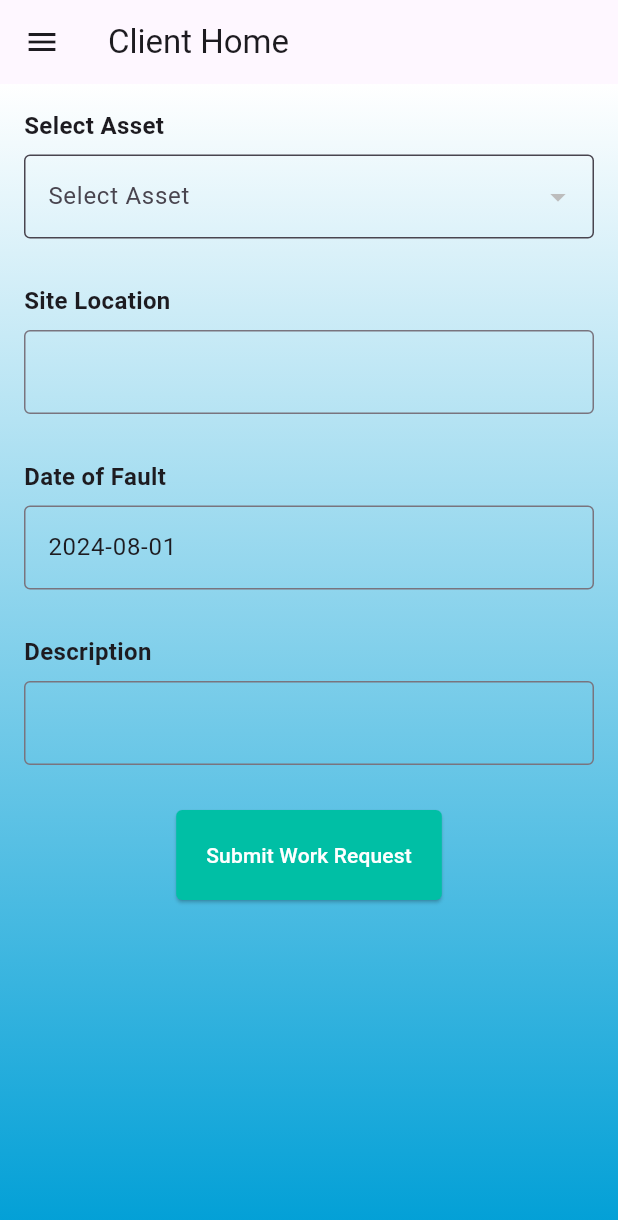
After one commit to AmrouKourchid/my_cmms, a Flutter app: the ClientHomeScreen screen opened by its route, after a tap on "Submit Work Request", on a phone screen of 412 x 824 dp. The commit adds this screen. Shown: the top 1220 px of the screen. Run offline on Flutter 3.47's test engine with Material 3 defaults, Android fonts, the phone set to English and light mode, and no system bars; our stand-ins replace flutter_secure_storage, image_picker; accounts and stored records are empty; network calls fail.

Commit message:
work request first commit

```diff
--- a/lib/main.dart
+++ b/lib/main.dart
@@ -3,6 +3,7 @@ import 'package:flutter/services.dart';
 import 'package:snow_login/screens/login_screen.dart';
 import 'package:snow_login/screens/home_screen.dart';
 import 'package:snow_login/screens/worker_home_screen.dart';
+import 'package:snow_login/screens/client_home_screen.dart';
 
 void main() {
   WidgetsFlutterBinding.ensureInitialized();
@@ -28,7 +29,8 @@ class MyApp extends StatelessWidget {
         '/': (context) => const LoginScreen(),
         '/login': (context) => const LoginScreen(),
         '/home': (context) => const HomeScreen(),
-        '/worker_home': (context) => const WorkerHomeScreen(token: ''), // Placeholder token
+        '/worker_home': (context) => const WorkerHomeScreen(token: ''),
+        '/client_home': (context) => const ClientHomeScreen(token: ''), // Placeholder token
       },
     );
   }
--- /dev/null
+++ b/lib/screens/client_home_screen.dart
@@ -0,0 +1,254 @@
+import 'package:flutter/material.dart';
+import 'package:http/http.dart' as http;
+import 'dart:convert';
+import 'package:flutter_secure_storage/flutter_secure_storage.dart';
+import 'package:snow_login/screens/login_screen.dart';
+import 'package:intl/intl.dart';
+
+class ClientHomeScreen extends StatefulWidget {
+  final String token;
+
+  const ClientHomeScreen({Key? key, required this.token}) : super(key: key);
+
+  @override
+  _ClientHomeScreenState createState() => _ClientHomeScreenState();
+}
+
+class _ClientHomeScreenState extends State<ClientHomeScreen> {
+  final _storage = const FlutterSecureStorage();
+  final TextEditingController _siteController = TextEditingController();
+  final TextEditingController _descriptionController = TextEditingController();
+  DateTime _dateOfFault = DateTime.now();
+  String? _selectedAsset;
+  List<dynamic> _assets = [];
+  final GlobalKey<ScaffoldState> _scaffoldKey = GlobalKey<ScaffoldState>();
+
+  @override
+  void initState() {
+    super.initState();
+    _fetchAssets();
+  }
+
+  Future<void> _fetchAssets() async {
+    final response = await http.get(
+      Uri.parse('http://localhost:5506/fetchAssets'),
+      headers: {
+        'Authorization': 'Bearer ${widget.token}',
+      },
+    );
+
+    if (response.statusCode == 200) {
+      setState(() {
+        _assets = json.decode(response.body);
+      });
+    } else {
+      print('Failed to fetch assets');
+    }
+  }
+
+   Future<void> _createWorkRequest() async {
+    // Extract the payload from the JWT token
+    var parts = widget.token.split('.');
+    if (parts.length != 3) {
+      print('Invalid token');
+      return;
+    }
+    var payload = parts[1];
+    var normalized = base64Url.normalize(payload);
+    var decoded = utf8.decode(base64Url.decode(normalized));
+    var payloadMap = json.decode(decoded);
+
+    final response = await http.post(
+      Uri.parse('http://localhost:5506/createWorkRequest'),
+      headers: {
+        'Content-Type': 'application/json',
+        'Authorization': 'Bearer ${widget.token}',
+      },
+      body: jsonEncode({
+        'client_id': payloadMap['id'],
+        'site': _siteController.text,
+        'asset_id': _selectedAsset,
+        'date_of_fault': _dateOfFault.toIso8601String(),
+        'description': _descriptionController.text,
+      }),
+    );
+
+    if (response.statusCode == 200) {
+      ScaffoldMessenger.of(context).showSnackBar(
+        const SnackBar(content: Text('Work request created successfully')),
+      );
+    } else {
+      ScaffoldMessenger.of(context).showSnackBar(
+        SnackBar(content: Text('Failed to create work request: ${response.body}')),
+      );
+    }
+  }
+ Widget buildTextField(TextEditingController controller) {
+    return TextField(
+      controller: controller,
+      decoration: InputDecoration(
+        border: OutlineInputBorder(),
+      ),
+    );
+  }
+
+
+Widget buildDateField( DateTime initialDate) {
+    return TextFormField(
+      controller: TextEditingController(text: DateFormat('yyyy-MM-dd').format(initialDate)),
+      decoration: InputDecoration(
+
+        border: OutlineInputBorder(),
+      ),
+      readOnly: true,
+      onTap: () async {
+        DateTime? pickedDate = await showDatePicker(
+          context: context,
+          initialDate: initialDate,
+          firstDate: DateTime(2000),
+          lastDate: DateTime(2100),
+        );
+        if (pickedDate != null) {
+          setState(() {
+            _dateOfFault = pickedDate;
+          });
+        }
+      },
+    );
+  }
+  @override
+  Widget build(BuildContext context) {
+    return Scaffold(
+      key: _scaffoldKey,
+      appBar: AppBar(
+        title: Text('Client Home'),
+        automaticallyImplyLeading: false,
+        leading: IconButton(
+          icon: Icon(Icons.menu),
+          onPressed: () => _scaffoldKey.currentState?.openDrawer(),
+        ),
+      ),
+      drawer: Drawer(
+        child: ListView(
+          padding: EdgeInsets.zero,
+          children: <Widget>[
+            DrawerHeader(
+              decoration: BoxDecoration(
+                color: Colors.blue,
+              ),
+              child: Text(
+                'Client Menu',
+                style: TextStyle(
+                  color: Colors.white,
+                  fontSize: 24,
+                ),
+              ),
+            ),
+            ListTile(
+              leading: Icon(Icons.work),
+              title: Text('Create Work Request'),
+              onTap: () {
+                Navigator.pop(context);
+                _createWorkRequest();
+              },
+            ),
+            ListTile(
+              leading: Icon(Icons.exit_to_app),
+              title: Text('Logout'),
+              onTap: () {
+                _storage.delete(key: 'your_secret_key');
+                Navigator.pushAndRemoveUntil(
+                  context,
+                  MaterialPageRoute(builder: (context) => const LoginScreen()),
+                  ModalRoute.withName('/login'),
+                );
+              },
+            ),
+          ],
+        ),
+      ),
+      body: Container(
+        width: double.infinity,
+        height: MediaQuery.of(context).size.height, // Set height to fill the screen
+        decoration: BoxDecoration(
+          gradient: LinearGradient(
+            colors: [Colors.white, Color(0xff009fd6)],
+            begin: Alignment.topCenter,
+            end: Alignment.bottomCenter,
+          ),
+        ),
+        child: SingleChildScrollView(
+          child: Padding(
+            padding: const EdgeInsets.all(16.0),
+            child: Form(
+              child: Column(
+                crossAxisAlignment: CrossAxisAlignment.start,
+                children: <Widget>[
+                  Text('Select Asset', style: TextStyle(fontSize: 16, fontWeight: FontWeight.bold)),
+                  SizedBox(height: 8),
+                  DropdownButtonFormField<String>(
+                    value: _selectedAsset,
+                    onChanged: (String? newValue) {
+                      setState(() {
+                        _selectedAsset = newValue;
+                      });
+                    },
+                    items: _assets.map<DropdownMenuItem<String>>((asset) {
+                      return DropdownMenuItem<String>(
+                        value: asset['id'].toString(),
+                        child: Row(
+                          children: [
+                            asset['image'] != null
+                                ? Image.memory(base64Decode(asset['image']), width: 30, height: 30)
+                                : Icon(Icons.image_not_supported),
+                            SizedBox(width: 10),
+                            Text(asset['name']),
+                          ],
+                        ),
+                      );
+                    }).toList(),
+                    decoration: InputDecoration(
+                      labelText: 'Select Asset',
+                      border: OutlineInputBorder(),
+                      filled: true,
+                      fillColor: Colors.transparent,
+                    ),
+                  ),
+                  SizedBox(height: 30),
+                  Text('Site Location', style: TextStyle(fontSize: 16, fontWeight: FontWeight.bold)),
+                  SizedBox(height: 8),
+                  buildTextField(_siteController),
+                  SizedBox(height: 30),
+                  Text('Date of Fault', style: TextStyle(fontSize: 16, fontWeight: FontWeight.bold)),
+                  SizedBox(height: 8),
+                  buildDateField( _dateOfFault),
+                  SizedBox(height: 30),
+                  Text('Description', style: TextStyle(fontSize: 16, fontWeight: FontWeight.bold)),
+                  SizedBox(height: 8),
+                  buildTextField(_descriptionController),
+                  SizedBox(height: 30),
+                  Center(
+                  child :ElevatedButton(
+                    onPressed: _createWorkRequest,
+                    child: Text('Submit Work Request', style: TextStyle(color: Colors.white)),
+
+                     style: ElevatedButton.styleFrom(
+                     backgroundColor: Color(0xFF00BFA5), // Teal color similar to the image
+                     shape: RoundedRectangleBorder(
+                      borderRadius: BorderRadius.circular(4.0),
+                     // Rounded corners
+                        ),
+                        padding: EdgeInsets.all(20),
+                        // Padding inside the button
+                      ),
+                    ),
+                  ),
+                ],
+              ),
+            ),
+          ),
+        ),
+      ),
+    );
+  }
+}
--- a/lib/utils/login/login_form.dart
+++ b/lib/utils/login/login_form.dart
@@ -5,6 +5,7 @@ import 'package:flutter_secure_storage/flutter_secure_storage.dart';
 import 'validators.dart';
 import '../../screens/home_screen.dart';
 import '../../screens/worker_home_screen.dart'; // Import worker home screen
+import '../../screens/client_home_screen.dart'; // Import client home screen
 
 class LoginForm extends StatefulWidget {
   const LoginForm({super.key});
@@ -58,6 +59,12 @@ class _LoginFormState extends State<LoginForm> {
         Navigator.push(
           context,
           MaterialPageRoute(builder: (context) => WorkerHomeScreen(token: token)), // Navigate to worker home screen
+        );
+      }
+      else if (role == 'client') {
+        Navigator.push(
+          context,
+          MaterialPageRoute(builder: (context) => ClientHomeScreen(token: token)), // Navigate to client home screen
         );
       }
     } else {
```
Also changed, not shown: 2 other files.
